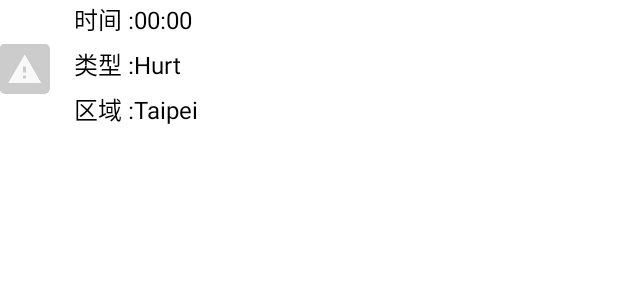
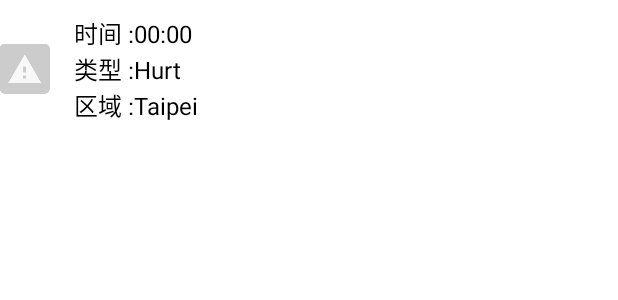
Before and after one commit to hellodadd/csiapp, an Android app: the layout listview_display.xml on its own in the app's theme, with its tools: preview values and no code run, on a phone screen of 412 x 824 dp. Shown: the top 300 px of the screen. Run offline under Robolectric (Android 15) with nearby library versions, the phone set to English and light mode, and no system bars.

Commit message:
1.Modify list view layout 2.Modify login text color

```diff
--- a/app/src/main/res/layout/activity_login.xml
+++ b/app/src/main/res/layout/activity_login.xml
@@ -30,6 +30,7 @@
             <LinearLayout
                 android:layout_width="match_parent"
                 android:layout_height="50dp"
+                android:layout_gravity="center"
                 android:layout_marginBottom="10dp"
                 android:orientation="horizontal"
                 android:background="@drawable/form_text_nor" >
@@ -46,6 +47,7 @@
                     android:layout_marginTop="3dp"
                     android:layout_marginBottom="3dp"
                     android:hint="@string/prompt_user"
+                    android:textColor="#000000"
                     android:inputType="textEmailAddress"
                     android:maxLines="1"
                     android:singleLine="true" />
@@ -71,6 +73,7 @@
                     android:layout_marginTop="3dp"
                     android:layout_marginBottom="3dp"
                     android:hint="@string/prompt_password"
+                    android:textColor="#000000"
                     android:imeActionId="@+id/login"
                     android:imeActionLabel="@string/action_sign_in_short"
                     android:imeOptions="actionUnspecified"
@@ -89,7 +92,7 @@
 
             <LinearLayout
                 android:layout_width="match_parent"
-                android:layout_height="30dp"
+                android:layout_height="50dp"
                 android:layout_marginBottom="10dp"
                 android:orientation="horizontal"
                 android:gravity="center"
--- a/app/src/main/res/layout/listview_display.xml
+++ b/app/src/main/res/layout/listview_display.xml
@@ -20,8 +20,7 @@
             <LinearLayout
                 android:orientation="horizontal"
                 android:layout_width="wrap_content"
-                android:layout_height="wrap_content"
-                android:layout_marginBottom="@dimen/create_item_margin_bottom">
+                android:layout_height="wrap_content">
                 <TextView
                     android:layout_width="wrap_content"
                     android:layout_height="wrap_content"
@@ -37,8 +36,7 @@
             <LinearLayout
                 android:orientation="horizontal"
                 android:layout_width="wrap_content"
-                android:layout_height="wrap_content"
-                android:layout_marginBottom="@dimen/create_item_margin_bottom">
+                android:layout_height="wrap_content">
                 <TextView
                     android:layout_width="wrap_content"
                     android:layout_height="wrap_content"
@@ -54,8 +52,7 @@
             <LinearLayout
                 android:orientation="horizontal"
                 android:layout_width="wrap_content"
-                android:layout_height="wrap_content"
-                android:layout_marginBottom="@dimen/create_item_margin_bottom">
+                android:layout_height="wrap_content">
                 <TextView
                     android:layout_width="wrap_content"
                     android:layout_height="wrap_content"
```
